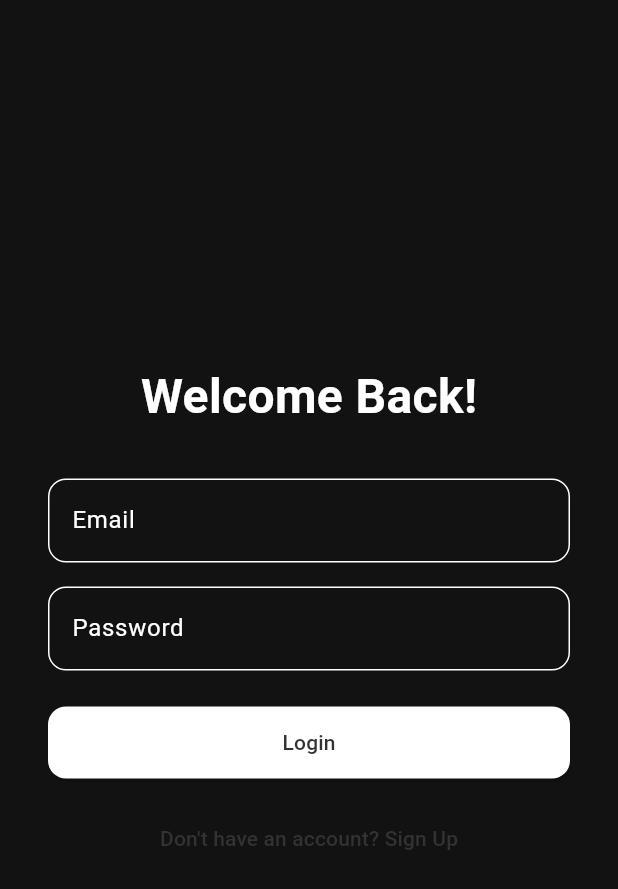
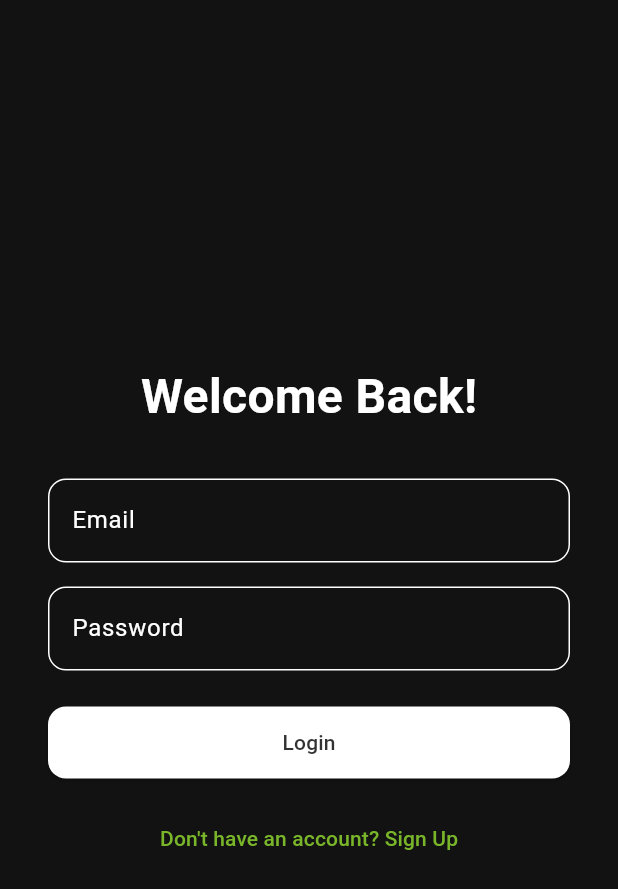
Before and after one commit to SJT-IT/fleetTest, a Flutter app: the screen it shows after launch, on a phone screen of 412 x 824 dp. Shown: the top 889 px of the screen. Run offline on Flutter 3.47's test engine with Material 3 defaults, Android fonts, the phone set to English and light mode, and no system bars; our stand-ins replace cloud_firestore, firebase_auth, firebase_core; accounts and stored records are empty; statements that could not run were skipped.

Commit message:
Minor color application changes

```diff
--- a/lib/features/auth/presentation/login.dart
+++ b/lib/features/auth/presentation/login.dart
@@ -160,7 +160,7 @@ class _LoginPageState extends State<LoginPage> {
                     style: TextStyle(
                       color: Theme.of(context)
                           .colorScheme
-                          .onPrimary, // Use onPrimary color from the theme
+                          .secondary, // Use onPrimary color from the theme
                     ),
                   ),
                 ),
--- a/lib/features/auth/presentation/profile.dart
+++ b/lib/features/auth/presentation/profile.dart
@@ -129,6 +129,7 @@ void showLogoutConfirmation(
                   child: OutlinedButton(
                     onPressed: () => Navigator.pop(context),
                     style: OutlinedButton.styleFrom(
+                      backgroundColor: colorScheme.onPrimary,
                       padding: const EdgeInsets.symmetric(vertical: 14),
                       shape: RoundedRectangleBorder(
                         borderRadius: BorderRadius.circular(12),
--- a/lib/features/superadmin/presentation/home_admin_temp.dart
+++ b/lib/features/superadmin/presentation/home_admin_temp.dart
@@ -493,9 +493,9 @@ class SectionHeaderWithSearch extends StatelessWidget {
         Text(title, style: TextStyle(color: colors.onSurface, fontSize: 18)),
         const SizedBox(height: 12),
         TextField(
-          style: TextStyle(color: colors.onSurface),
+          style: TextStyle(color: colors.primaryContainer),
           decoration: InputDecoration(
-            prefixIcon: Icon(Icons.search, color: colors.onSurface),
+            prefixIcon: Icon(Icons.search, color: colors.secondary),
             hintText: "Search drivers...",
             // ignore: deprecated_member_use
             hintStyle: TextStyle(color: colors.onPrimary.withOpacity(0.5)),
@@ -503,7 +503,7 @@ class SectionHeaderWithSearch extends StatelessWidget {
             fillColor: colors.primary,
             border: OutlineInputBorder(
               borderRadius: BorderRadius.circular(12),
-              borderSide: BorderSide.none,
+              borderSide: BorderSide(color: colors.onPrimary, width: 1.5),
             ),
           ),
           onChanged: onSearch,
```
